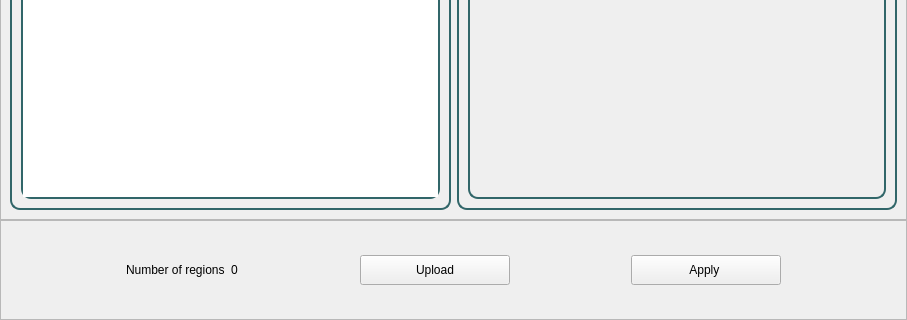
Old version of the form Task1/UI/regiongrowingwidget.ui in the repository SBME2025-ComputerVision/Task1_CV_CPP; both pictures show x 0 to 907 and y 162 to 482 of the 907 by 482 pixel window.
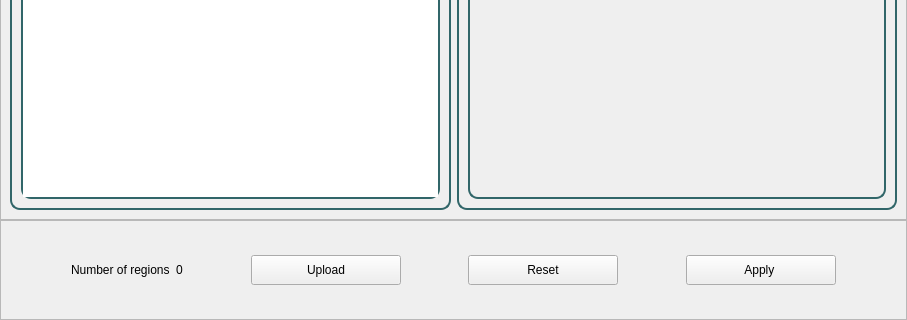
New version of the form.

Diff of the .ui file:
```diff
--- a/Task1/UI/regiongrowingwidget.ui
+++ b/Task1/UI/regiongrowingwidget.ui
@@ -203,6 +203,32 @@
         </property>
        </widget>
       </item>
+      <item>
+       <spacer name="horizontalSpacer_5">
+        <property name="orientation">
+         <enum>Qt::Horizontal</enum>
+        </property>
+        <property name="sizeHint" stdset="0">
+         <size>
+          <width>40</width>
+          <height>20</height>
+         </size>
+        </property>
+       </spacer>
+      </item>
+      <item>
+       <widget class="QPushButton" name="resetBtn">
+        <property name="minimumSize">
+         <size>
+          <width>150</width>
+          <height>30</height>
+         </size>
+        </property>
+        <property name="text">
+         <string>Reset</string>
+        </property>
+       </widget>
+      </item>
       <item>
        <spacer name="horizontalSpacer">
         <property name="orientation">
```
